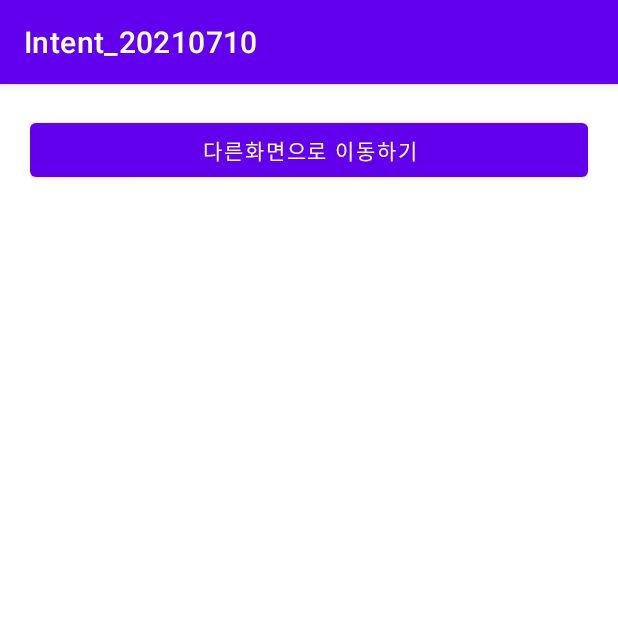
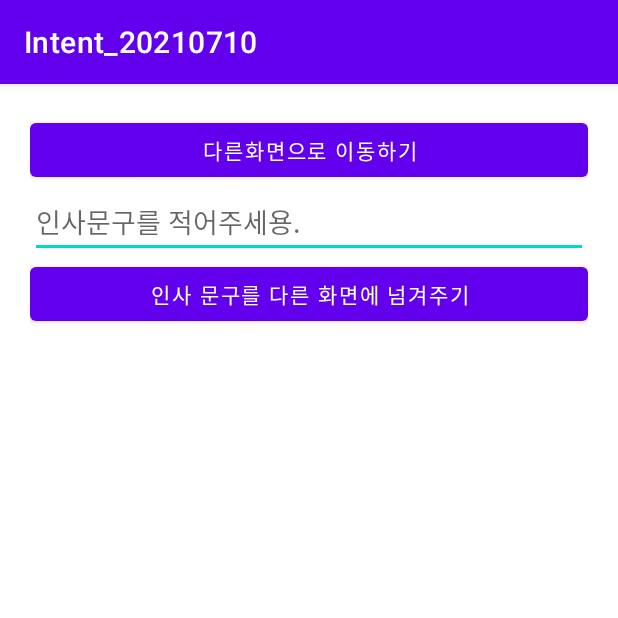
Before and after one commit to taetiseob/Intent_20210710, an Android app: the screen it shows after launch (MainActivity), on a phone screen of 412 x 824 dp, the top half of it. Run offline under Robolectric (Android 15) with nearby library versions, the phone set to English and light mode, and no system bars.

```diff
--- a/app/src/main/AndroidManifest.xml
+++ b/app/src/main/AndroidManifest.xml
@@ -9,7 +9,8 @@
         android:roundIcon="@mipmap/ic_launcher_round"
         android:supportsRtl="true"
         android:theme="@style/Theme.Intent_20210710">
-        <activity android:name=".OtherActivity"></activity>
+        <activity android:name=".ViewActivity"></activity>
+        <activity android:name=".OtherActivity" />
         <activity android:name=".MainActivity">
             <intent-filter>
                 <action android:name="android.intent.action.MAIN" />
--- a/app/src/main/res/layout/activity_main.xml
+++ b/app/src/main/res/layout/activity_main.xml
@@ -13,5 +13,13 @@
         android:layout_width="match_parent"
         android:layout_height="wrap_content"
         android:text="다른화면으로 이동하기"/>
+    <EditText
+        android:layout_width="match_parent"
+        android:layout_height="wrap_content"
+        android:hint="인사문구를 적어주세용."/>
+    <Button
+        android:layout_width="match_parent"
+        android:layout_height="wrap_content"
+        android:text="인사 문구를 다른 화면에 넘겨주기"/>
 
 </LinearLayout>
```
Also changed, not shown: app/src/main/java/com/nepplus/intent_20210710/ViewActivity.kt (added, +11 -0 lines), app/src/main/res/layout/activity_view.xml (added, +17 -0 lines).
